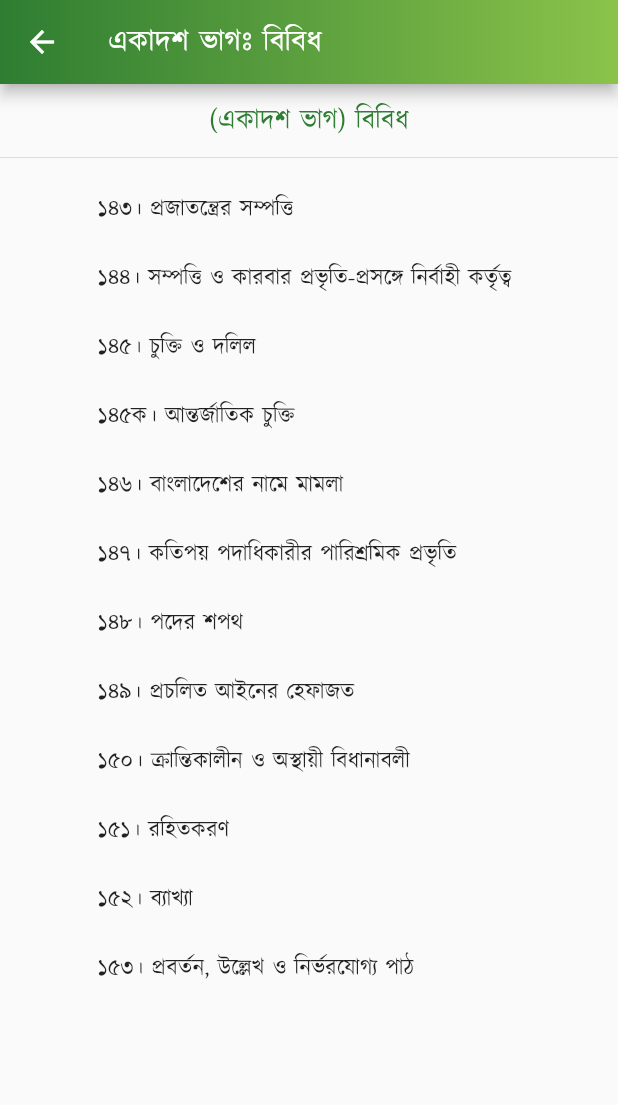
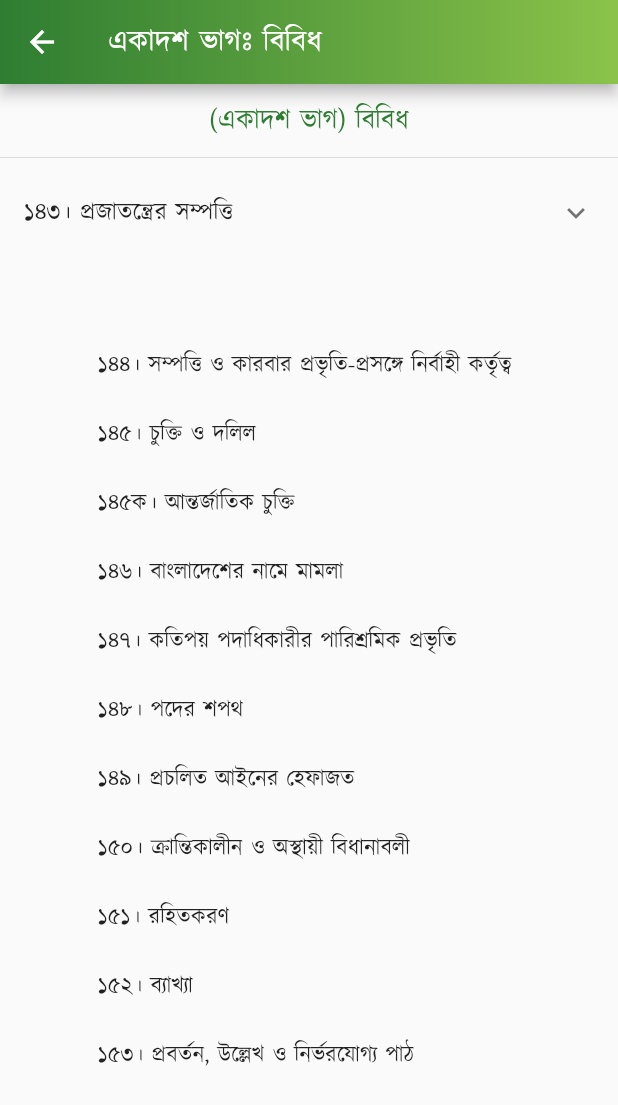
Before and after one commit to Azimul-Haque/flutter-onesignal, a Flutter app: the PartEleven screen opened directly, on a phone screen of 412 x 824 dp. Shown: the top 1105 px of the screen. Run offline on Flutter 3.47's test engine with Material 2 defaults, Android fonts, the phone set to English and light mode, and no system bars; our stand-ins replace fluttertoast, package_info_plus, percent_indicator, shared_preferences, sqflite; missing offline and left inert: blinking_text, flutter_share, onesignal_flutter, slide_popup_dialog; accounts and stored records are empty; network calls fail.

Commit message:
Commit Sat 04/30/2022  1:33:10.20 12744

```diff
--- a/lib/pages/constitution/part11.dart
+++ b/lib/pages/constitution/part11.dart
@@ -33,11 +33,21 @@ class PartEleven extends StatelessWidget {
             height: 3,
           ),
           Divider(),
+          ExpansionTile(
+            title: Text('১৪৩। প্রজাতন্ত্রের সম্পত্তি'),
+            children: <Widget>[
+              ListTile(
+                  title: Text(
+                '১৪২। এই সংবিধানে যাহা বলা হইয়াছে, তাহা সত্ত্বেও- \n(ক) সংসদের আইন-দ্বারা এই সংবিধানের কোন বিধান সংযোজন, পরিবর্তন, প্রতিস্থাপন বা রহিতকরণের দ্বারা সংশোধিত হইতে পারিবেঃ \nতবে শর্ত থাকে যে, \n(অ) অনুরুপ সংশোধনীর জন্য আনীত কোন বিলের সম্পূর্ন শিরনামায় এই সংবিধানের কোন বিধান সংশোধন করা হইবে বলিয়া স্পষ্টরুপে উল্লেখ না থাকিলে বিলটি বিবেচনার জন্য গ্রহণ করা যাইবে না; \n(আ) সংসদের মোট সদস্য-সংখ্যার অন্যূন দুই-তৃতীয়াংশ ভোটে গৃহীত না হইলে অনুরুপ কোন বিলে সম্মতিদানের জন্য তাহা রাষ্ট্রপতির নিকট উপস্থাপিত হইবে না; \n\n(খ) উপরি-উক্ত উপায়ে কোন বিল গৃহীত হইবার পর সম্মতির জন্য রাষ্ট্রপতির নিকট তাহা উপস্থাপিত হইলে উপস্থাপনের সাত দিনের মধ্যে তিনি বিলটিতে সম্মতিদান করিবেন, এবং তিনি তাহা করিতে অসমর্থ হইলে উক্ত মেয়াদের অবসানে তিনি বিলটিতে সম্মতিদান করিয়াছেন বলিয়া গণ্য হইবে।',
+                textAlign: TextAlign.justify,
+              ))
+            ],
+          ),
           Padding(
             padding: EdgeInsets.all(15),
             child: Column(children: <Widget>[
               Text(
-                "১৪৩। প্রজাতন্ত্রের সম্পত্তি \n\n১৪৪। সম্পত্তি ও কারবার প্রভৃতি-প্রসঙ্গে নির্বাহী কর্তৃত্ব \n\n১৪৫। চুক্তি ও দলিল \n\n১৪৫ক। আন্তর্জাতিক চুক্তি \n\n১৪৬। বাংলাদেশের নামে মামলা \n\n১৪৭। কতিপয় পদাধিকারীর পারিশ্রমিক প্রভৃতি \n\n১৪৮। পদের শপথ \n\n১৪৯। প্রচলিত আইনের হেফাজত \n\n১৫০। ক্রান্তিকালীন ও অস্থায়ী বিধানাবলী \n\n১৫১। রহিতকরণ \n\n১৫২। ব্যাখ্যা \n\n১৫৩। প্রবর্তন, উল্লেখ ও নির্ভরযোগ্য পাঠ",
+                " \n\n১৪৪। সম্পত্তি ও কারবার প্রভৃতি-প্রসঙ্গে নির্বাহী কর্তৃত্ব \n\n১৪৫। চুক্তি ও দলিল \n\n১৪৫ক। আন্তর্জাতিক চুক্তি \n\n১৪৬। বাংলাদেশের নামে মামলা \n\n১৪৭। কতিপয় পদাধিকারীর পারিশ্রমিক প্রভৃতি \n\n১৪৮। পদের শপথ \n\n১৪৯। প্রচলিত আইনের হেফাজত \n\n১৫০। ক্রান্তিকালীন ও অস্থায়ী বিধানাবলী \n\n১৫১। রহিতকরণ \n\n১৫২। ব্যাখ্যা \n\n১৫৩। প্রবর্তন, উল্লেখ ও নির্ভরযোগ্য পাঠ",
                 style:
                     TextStyle(color: Colors.black87, fontSize: 15, height: 1.5),
                 textAlign: TextAlign.justify,
```
